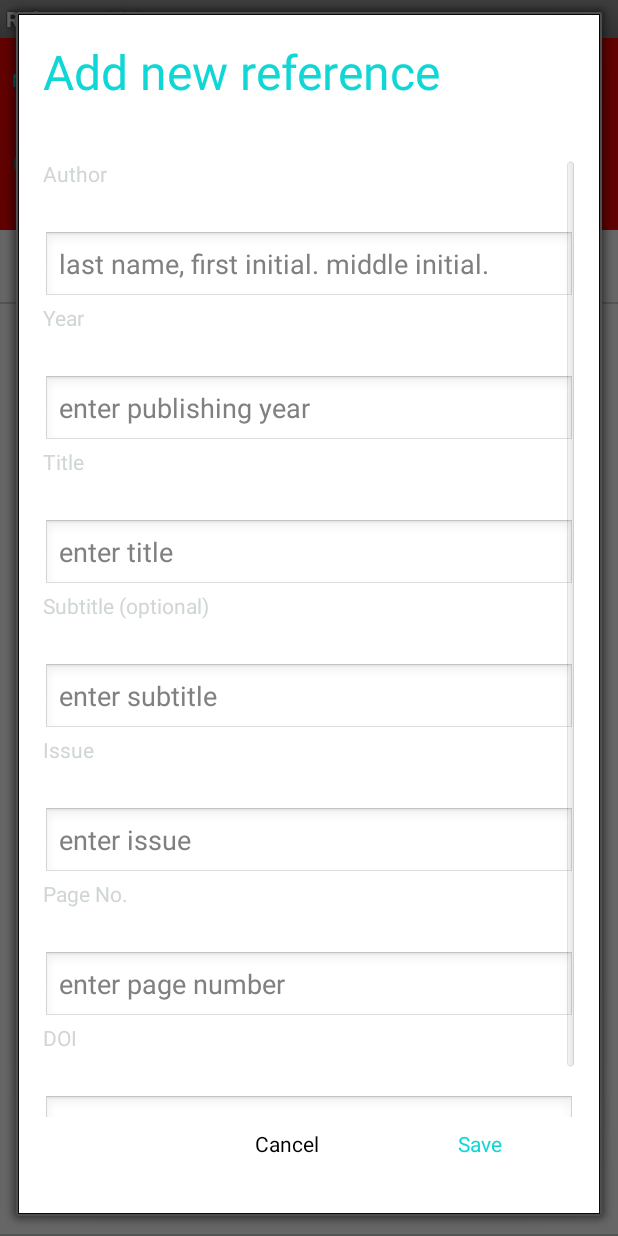
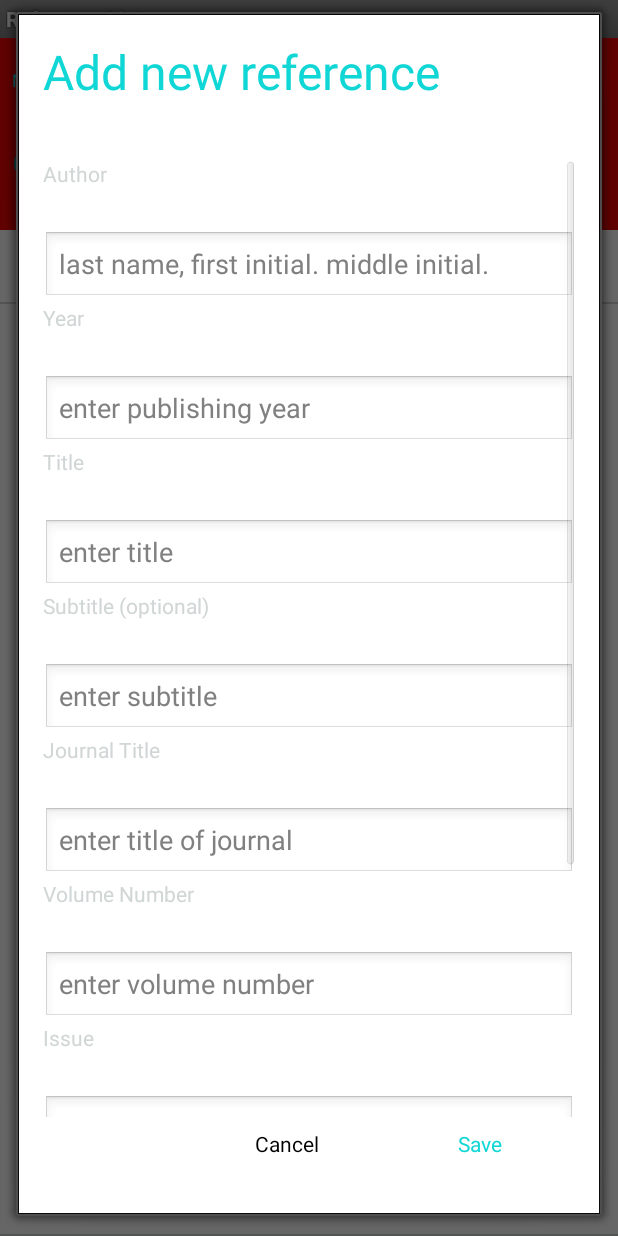
Before and after one commit to SafetyMarcus/EasyReference, an Android app: the ReferenceListActivity screen opened directly, with no data from a screen before it, after a tap on "Journal", on a phone screen of 412 x 824 dp. Run offline under Robolectric (Android 15) with nearby library versions, the phone set to English and light mode, and no system bars; our stand-ins replace ButterKnife; libraries missing offline, so code that uses them is left out: com.squareup.otto; 2 statements that could not run were skipped; 2 other taps on this screen came first.

Commit message:
Added missing fields for journal and fixed display

```diff
--- a/app/src/main/java/com/au/easyreference/app/Fragments/APAJournalReferenceDialogFragment.java
+++ b/app/src/main/java/com/au/easyreference/app/Fragments/APAJournalReferenceDialogFragment.java
@@ -20,6 +20,10 @@ public class APAJournalReferenceDialogFragment extends BaseAPAReferenceDialogFra
 {
 	public static final String KEY_ID = "key_id";
 
+	@InjectView(R.id.journal_title)
+	public EditText journalTitle;
+	@InjectView(R.id.volume_number)
+	public EditText volumeNumber;
 	@InjectView(R.id.issue)
 	public EditText issue;
 	@InjectView(R.id.pageNo)
@@ -44,8 +48,9 @@ public class APAJournalReferenceDialogFragment extends BaseAPAReferenceDialogFra
 				if(currentReference == null)
 				{
 					ReferenceItem newItem = new ReferenceItem(author.getText().toString(), year.getText().toString(),
-							title.getText().toString(), subtitle.getText().toString(), issue.getText().toString(),
-							pageNo.getText().toString(), doi.getText().toString(), ReferenceItem.JOURNAL_REFERENCE);
+							title.getText().toString(), subtitle.getText().toString(), journalTitle.getText().toString(),
+							volumeNumber.getText().toString(), issue.getText().toString(), pageNo.getText().toString(),
+							doi.getText().toString(), ReferenceItem.JOURNAL_REFERENCE);
 
 					if(listener != null)
 						listener.onReferenceCreated(newItem);
--- a/app/src/main/java/com/au/easyreference/app/Utils/Constants.java
+++ b/app/src/main/java/com/au/easyreference/app/Utils/Constants.java
@@ -17,10 +17,12 @@ public class Constants
 	public static final String LOCATION = "location";
 	public static final String ISSUE = "issue";
 	public static final String ITEM_TYPE = "item_type";
+	public static final String JOURNAL_TITLE = "journal_title";
 	public static final String PAGE_NO = "page_no";
 	public static final String PUBLISHER = "publisher";
 	public static final String REFERENCE_ITEM_ID = "reference_item_id";
 	public static final String SUBTITLE = "subtitle";
 	public static final String TITLE = "title";
+	public static final String VOLUME_NO = "volume_number";
 	public static final String YEAR = "year";
 }
--- a/app/src/main/res/layout/apa_journal_reference_layout.xml
+++ b/app/src/main/res/layout/apa_journal_reference_layout.xml
@@ -86,6 +86,34 @@
                 android:layout_width="match_parent"
                 android:layout_height="48dp"
                 android:textColor="@color/light_gray"
+                android:text="@string/journal_title"/>
+
+            <EditText
+                android:id="@+id/journal_title"
+                android:layout_width="match_parent"
+                android:layout_height="wrap_content"
+                android:minHeight="48dp"
+                android:maxLines="4"
+                android:hint="@string/journal_title_hint"/>
+
+            <TextView
+                android:layout_width="match_parent"
+                android:layout_height="48dp"
+                android:textColor="@color/light_gray"
+                android:text="@string/volume_number"/>
+
+            <EditText
+                android:id="@+id/volume_number"
+                android:layout_width="match_parent"
+                android:layout_height="wrap_content"
+                android:minHeight="48dp"
+                android:maxLines="4"
+                android:hint="@string/volume_number_hint"/>
+
+            <TextView
+                android:layout_width="match_parent"
+                android:layout_height="48dp"
+                android:textColor="@color/light_gray"
                 android:text="@string/issue"/>
 
             <EditText
--- a/app/src/main/res/values/strings.xml
+++ b/app/src/main/res/values/strings.xml
@@ -59,5 +59,9 @@
     <string name="page_no">Page No.</string>
     <string name="page_no_hint">enter page number</string>
     <string name="doi_hint">enter DOI</string>
+    <string name="journal_title">Journal Title</string>
+    <string name="journal_title_hint">enter title of journal</string>
+    <string name="volume_number">Volume Number</string>
+    <string name="volume_number_hint">enter volume number</string>
 
 </resources>
```
Also changed, not shown: app/src/main/java/com/au/easyreference/app/References/ReferenceItem.java (+15 -2 lines), app/src/main/java/com/au/easyreference/app/References/ReferenceListAdapter.java (+7 -3 lines).
